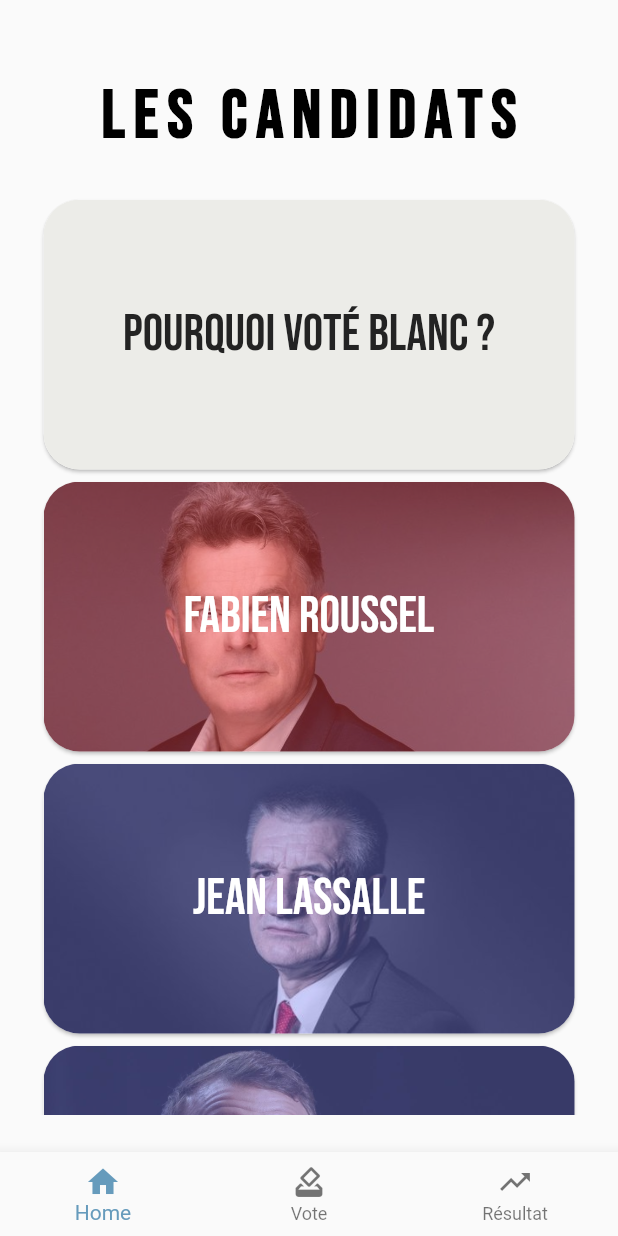
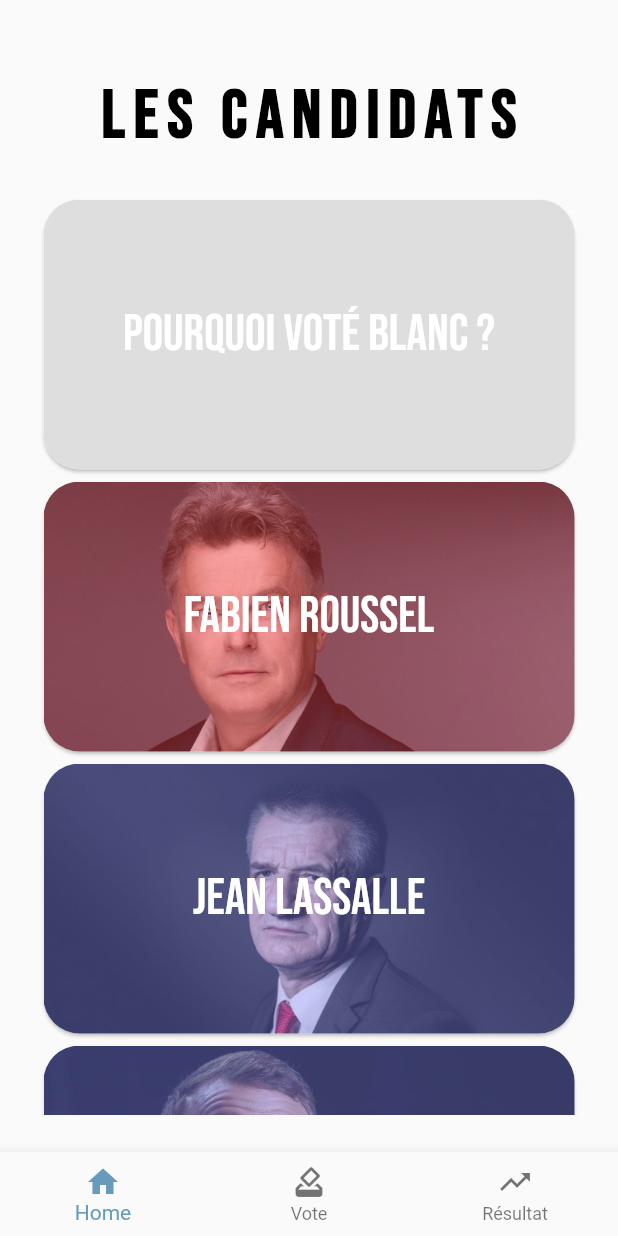
Before and after one commit to valoup917/Vote.gouv, a Flutter app: the screen it shows after launch, after a tap on "Accueil", on a phone screen of 412 x 824 dp. Run offline on Flutter 3.47's test engine with Material 2 defaults, Android fonts, the phone set to English and light mode, and no system bars; our stand-ins replace blur, google_fonts, hive, local_auth, lottie, syncfusion_flutter_charts; missing offline and left inert: flutter_web3; accounts and stored records are empty.

Commit message:
[FIX] text and font animation page

```diff
--- a/vote_gouv/lib/animation/launch_animation.dart
+++ b/vote_gouv/lib/animation/launch_animation.dart
@@ -2,6 +2,7 @@ import 'package:flutter/material.dart';
 import 'package:lottie/lottie.dart';
 import 'package:vote_gouv/auth/biometric_auth.dart';
 import 'package:vote_gouv/constants/colors.dart';
+import 'package:google_fonts/google_fonts.dart';
 import 'package:vote_gouv/pages/home_page.dart';
 
 class LaunchAnimPage extends StatefulWidget {
@@ -92,16 +93,19 @@ class _LaunchAnimPageState extends State<LaunchAnimPage>
                   duration: const Duration(seconds: 2),
                 ),
                 const SizedBox(
-                  height: 40,
+                  height: 20,
                 ),
                 Center(
                   child: AnimatedOpacity(
                     opacity: isTextReady ? 1 : 0,
                     duration: const Duration(seconds: 2),
-                    child: const Text(
+                    child:Text(
                       'Vot\'Chain',
-                      style: TextStyle(
-                        fontSize: 36.0,
+                      style: GoogleFonts.bebasNeue(
+                        textStyle: const TextStyle(
+                          fontSize: 60,
+                          color: Colors.black,
+                        ),
                       ),
                     ),
                   ),
@@ -135,12 +139,13 @@ class BottomPart extends StatelessWidget {
                     MaterialPageRoute(
                         builder: (context) => const MyHomePage()));
               },
-              child: const Text(
+              child:Text(
                 'Accueil',
-                style: TextStyle(
-                  color: Color.fromARGB(255, 255, 255, 255),
-                  fontWeight: FontWeight.bold,
-                  fontSize: 30.0,
+                style: GoogleFonts.bebasNeue(
+                  textStyle: const TextStyle(
+                  fontSize: 34,
+                  color: Colors.white,
+                  ),
                 ),
               ),
               style: ElevatedButton.styleFrom(
--- a/vote_gouv/lib/widget/card_info.dart
+++ b/vote_gouv/lib/widget/card_info.dart
@@ -72,13 +72,13 @@ class MyBlankCard extends StatelessWidget {
               height: 180,
               fit: BoxFit.cover,
               colorFilter: const ColorFilter.mode(
-                  Color.fromARGB(255, 236, 236, 232), BlendMode.srcOver)),
+                  Color.fromARGB(255, 222, 222, 222), BlendMode.srcOver)),
           Text(
             name,
             style: GoogleFonts.bebasNeue(
               textStyle: const TextStyle(
                 fontSize: 34,
-                color: Color.fromARGB(255, 35, 35, 35),
+                color: Colors.white,
               ),
             ),
           ),
```
